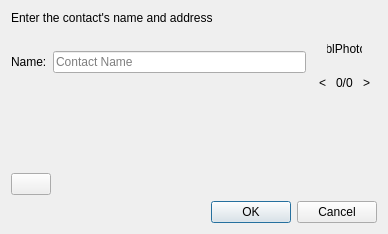
Qt form src/plugins/rosterchanger/addmetacontactdialog.ui (silvansky/Contacts) before a commit.
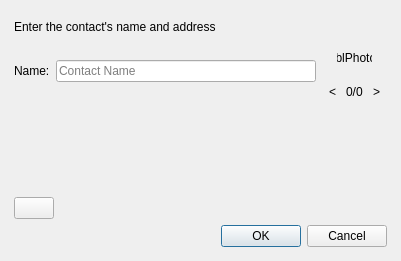
The same form after that commit.

```diff
--- a/src/plugins/rosterchanger/addmetacontactdialog.ui
+++ b/src/plugins/rosterchanger/addmetacontactdialog.ui
@@ -6,11 +6,23 @@
    <rect>
     <x>0</x>
     <y>0</y>
-    <width>388</width>
-    <height>234</height>
+    <width>401</width>
+    <height>261</height>
    </rect>
   </property>
   <layout class="QVBoxLayout" name="verticalLayout_2">
+   <property name="leftMargin">
+    <number>14</number>
+   </property>
+   <property name="topMargin">
+    <number>20</number>
+   </property>
+   <property name="rightMargin">
+    <number>14</number>
+   </property>
+   <property name="bottomMargin">
+    <number>14</number>
+   </property>
    <item>
     <widget class="QLabel" name="lblCaption">
      <property name="text">
@@ -38,7 +50,11 @@
       </widget>
      </item>
      <item>
+      <widget class="QWidget" name="wdtPhoto" native="true">
       <layout class="QVBoxLayout" name="verticalLayout">
+        <property name="margin">
+         <number>0</number>
+        </property>
        <item>
         <layout class="QHBoxLayout" name="horizontalLayout_3">
          <item>
@@ -144,6 +160,7 @@
         </layout>
        </item>
       </layout>
+      </widget>
      </item>
     </layout>
    </item>
@@ -163,8 +180,8 @@
        <rect>
         <x>0</x>
         <y>0</y>
-        <width>370</width>
-        <height>59</height>
+        <width>373</width>
+        <height>76</height>
        </rect>
       </property>
      </widget>
```
Lines whose indentation alone changed are shown as unchanged.
